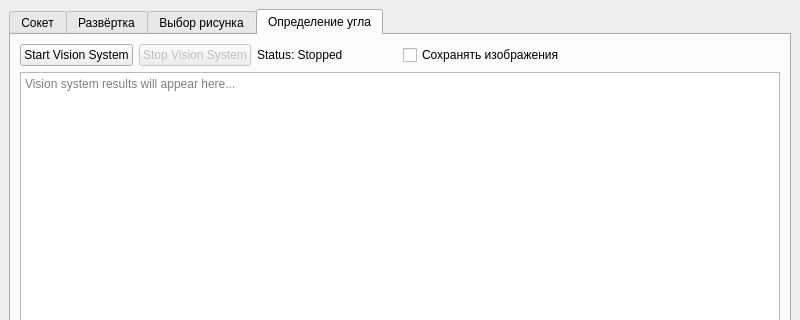
Above: MainWindow.ui from FDzerzhinsky/Qt_AngleRegressor before the change; both pictures show x 0 to 800 and y 0 to 320 of the 800 by 600 pixel window. Below: the same form after it.
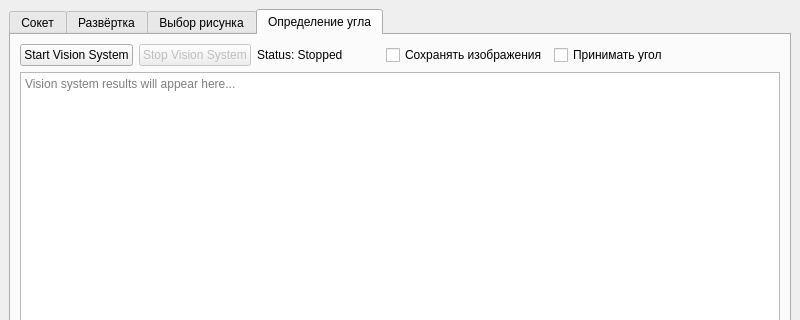
That is the form after the change. The open tabs and pages were chosen to show the change.

```diff
--- a/MainWindow.ui
+++ b/MainWindow.ui
@@ -380,17 +380,11 @@
            </widget>
           </item>
           <item>
-           <spacer name="horizontalSpacer_2">
-            <property name="orientation">
-             <enum>Qt::Orientation::Horizontal</enum>
+           <widget class="QCheckBox" name="getFromSockCheckBox">
+            <property name="text">
+             <string>Принимать угол</string>
             </property>
-            <property name="sizeHint" stdset="0">
-             <size>
-              <width>40</width>
-              <height>20</height>
-             </size>
-            </property>
-           </spacer>
+           </widget>
           </item>
           <item>
            <spacer name="horizontalSpacer_4">
```
Left out of the diff: 2 changed lines with no effect on the pictures.
